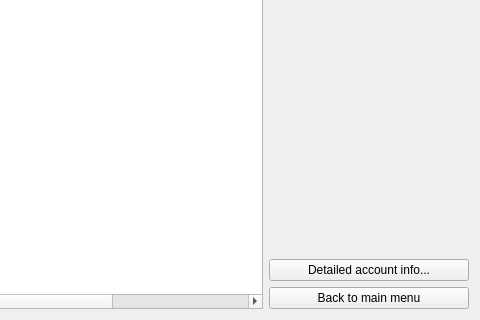
Qt form ui/accounts_widget.ui (JakPro15/23L-BD2-bank-management) before a commit; both pictures show x 320 to 800 and y 280 to 600 of the 800 by 600 pixel window.
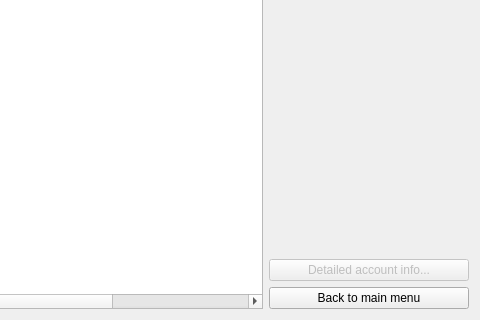
The same form after that commit.

Commit message: Client dialog finalized, now shows up properly when add client button is pressed.

What changed in the file:
```diff
--- a/ui/accounts_widget.ui
+++ b/ui/accounts_widget.ui
@@ -130,6 +130,9 @@
      </item>
      <item>
       <widget class="QPushButton" name="account_info_button">
+       <property name="enabled">
+        <bool>false</bool>
+       </property>
        <property name="text">
         <string>Detailed account info...</string>
        </property>
```
The commit also changes 7 other files.
